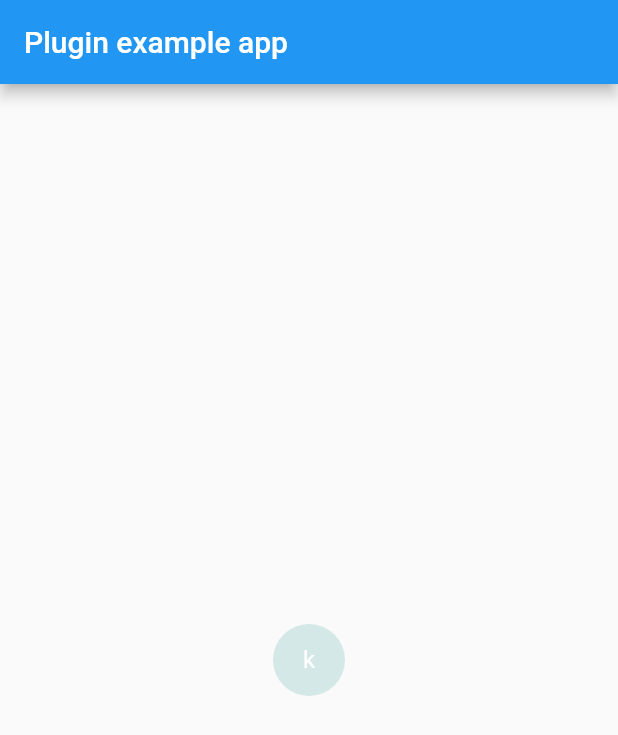
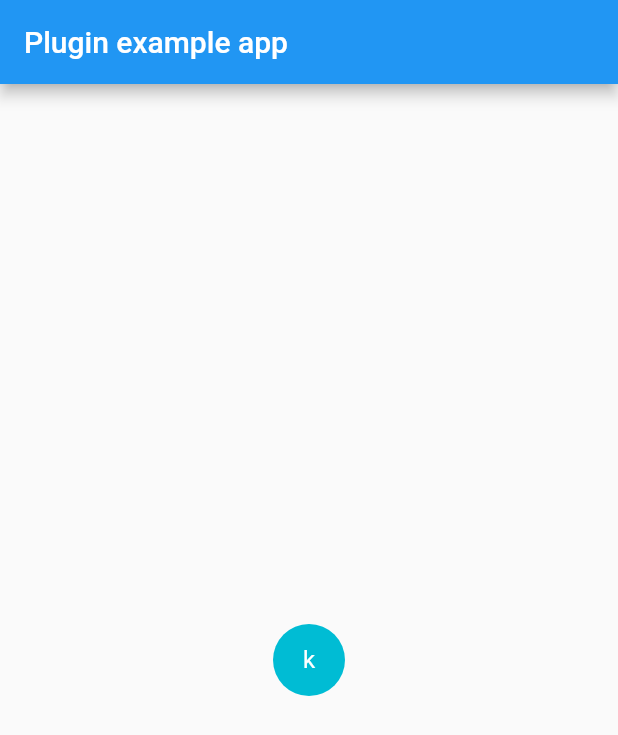
Before and after one commit to karamage/tapable_circle_image_avator, a Flutter app: the screen it shows after launch, on a phone screen of 412 x 824 dp. Shown: the top 735 px of the screen. Run offline on Flutter 3.47's test engine with Material 2 defaults, Android fonts, the phone set to English and light mode, and no system bars.

Commit message:
background color settings.

```diff
--- a/lib/tapable_circle_image_avator.dart
+++ b/lib/tapable_circle_image_avator.dart
@@ -22,8 +22,10 @@ class TapableCircleImageAvator extends StatelessWidget {
   final String imageUrl;
   final double size; //Circle diameter
   final void Function(String) onTap;
+  final Color backgroundColor;
 
-  TapableCircleImageAvator({@required this.id, @required this.name, this.imageUrl, this.size = 48.0, this.onTap});
+  TapableCircleImageAvator({@required this.id, @required this.name, this.imageUrl,
+    this.size = 48.0, this.onTap, this.backgroundColor = Colors.cyan});
 
   @override
   Widget build(BuildContext context) {
@@ -33,7 +35,7 @@ class TapableCircleImageAvator extends StatelessWidget {
       }, // handle your image tap here
       child: CircleAvatar(
         radius: size / 2,
-        backgroundColor: Color.fromRGBO(212, 232, 232, 1.0),
+        backgroundColor: backgroundColor,
         foregroundColor: Colors.white,
         child: imageUrl != null ?
           ClipOval(
```
